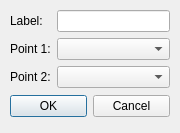
Qt form Dialogs/AddLineDialogs/addlinethrough.ui (LFriday13/geometry-toolbox) before a commit.
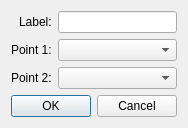
The same form after that commit.

The edit to the form file:
```diff
--- a/Dialogs/AddLineDialogs/addlinethrough.ui
+++ b/Dialogs/AddLineDialogs/addlinethrough.ui
@@ -7,38 +7,18 @@
     <x>0</x>
     <y>0</y>
     <width>180</width>
-    <height>133</height>
+    <height>126</height>
    </rect>
   </property>
   <property name="windowTitle">
    <string>Dialog</string>
   </property>
-  <widget class="QDialogButtonBox" name="buttonBox">
-   <property name="geometry">
-    <rect>
-     <x>10</x>
-     <y>90</y>
-     <width>160</width>
-     <height>32</height>
-    </rect>
-   </property>
-   <property name="orientation">
-    <enum>Qt::Horizontal</enum>
-   </property>
-   <property name="standardButtons">
-    <set>QDialogButtonBox::Cancel|QDialogButtonBox::Ok</set>
-   </property>
-  </widget>
-  <widget class="QWidget" name="formLayoutWidget">
-   <property name="geometry">
-    <rect>
-     <x>10</x>
-     <y>10</y>
-     <width>160</width>
-     <height>80</height>
-    </rect>
-   </property>
+  <layout class="QVBoxLayout" name="verticalLayout">
+   <item>
    <layout class="QFormLayout" name="formLayout">
+     <property name="labelAlignment">
+      <set>Qt::AlignRight|Qt::AlignTrailing|Qt::AlignVCenter</set>
+     </property>
     <item row="0" column="0">
      <widget class="QLabel" name="labelLabel">
       <property name="text">
@@ -70,7 +50,18 @@
      <widget class="QComboBox" name="point2ComboBox"/>
     </item>
    </layout>
-  </widget>
+   </item>
+   <item>
+    <widget class="QDialogButtonBox" name="buttonBox">
+     <property name="orientation">
+      <enum>Qt::Horizontal</enum>
+     </property>
+     <property name="standardButtons">
+      <set>QDialogButtonBox::Cancel|QDialogButtonBox::Ok</set>
+     </property>
+    </widget>
+   </item>
+  </layout>
  </widget>
  <resources/>
  <connections>
```
Lines whose indentation alone changed are shown as unchanged.
